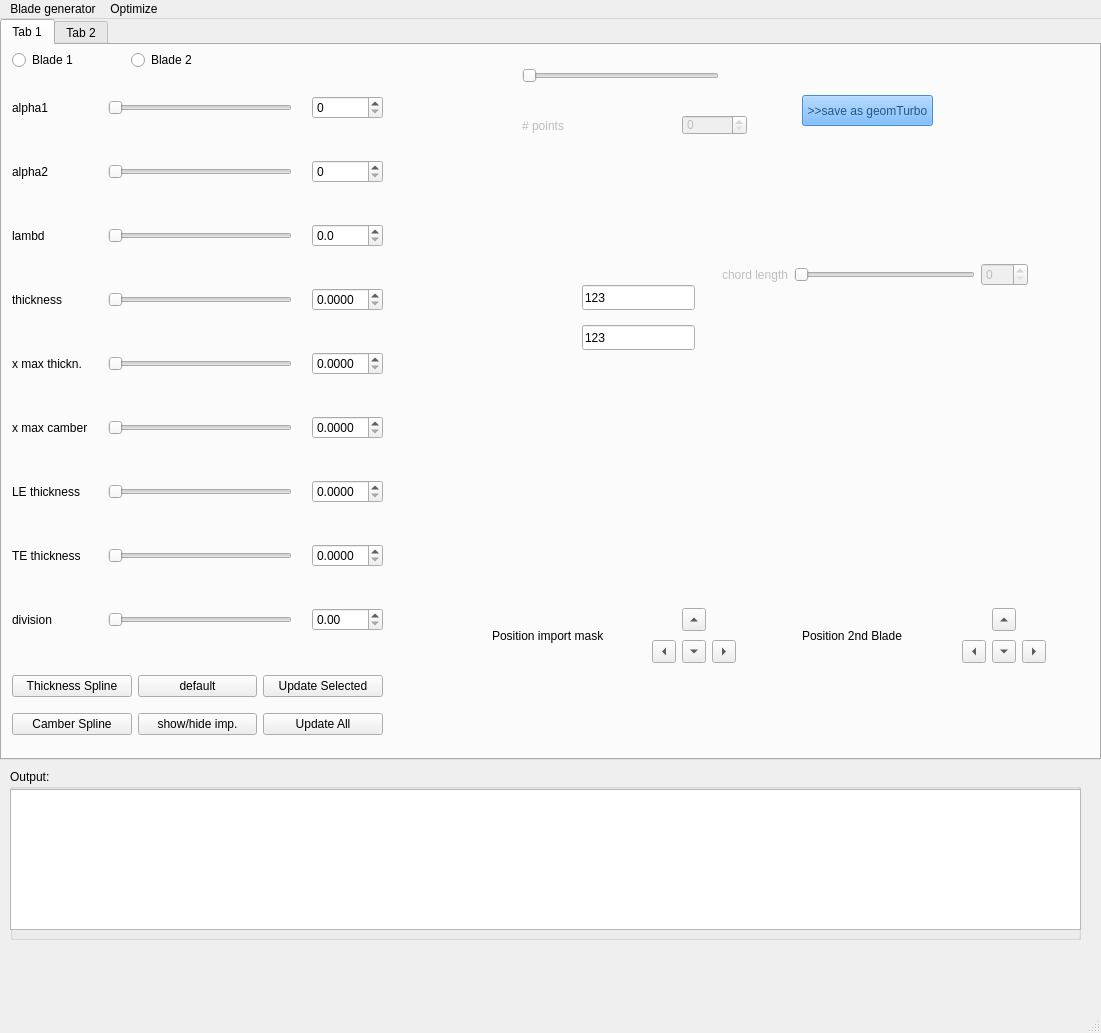
Old version of the form module/UI/qtdesigner/mainwindow.ui in the repository badabush/Blade-Optimization-Tool.
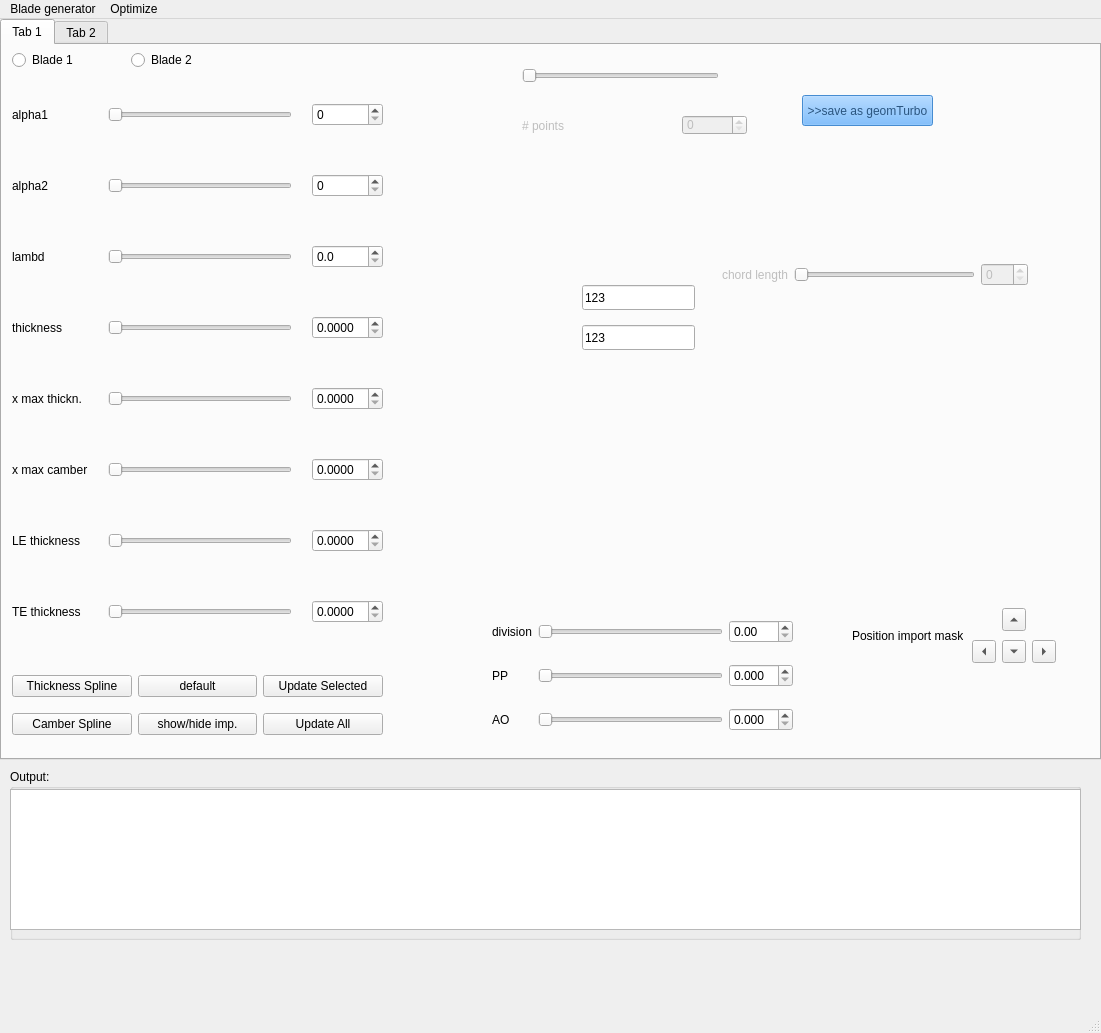
New version of the form. The open tabs and pages were chosen to show the change.

Commit message: ref #24 : adding GUI elements for tandem gap; adding loading blade from txt for tandem blades with gap from bladedesigner; fixing loading config for tandem blades; removing arrow control for second blade since it is obsolete with PP and AO for gap

Diff of the .ui file:
```diff
--- a/module/UI/qtdesigner/mainwindow.ui
+++ b/module/UI/qtdesigner/mainwindow.ui
@@ -288,39 +288,12 @@
          </property>
         </widget>
        </item>
-       <item row="8" column="0">
-        <widget class="QLabel" name="label_12">
-         <property name="text">
-          <string>division</string>
-         </property>
-        </widget>
-       </item>
-       <item row="8" column="1">
-        <widget class="QSlider" name="slider_dist_blades">
-         <property name="orientation">
-          <enum>Qt::Horizontal</enum>
-         </property>
-        </widget>
-       </item>
-       <item row="8" column="2">
-        <widget class="QDoubleSpinBox" name="val_dist_blades">
-         <property name="enabled">
-          <bool>true</bool>
-         </property>
-         <property name="decimals">
-          <number>2</number>
-         </property>
-         <property name="singleStep">
-          <double>0.000000000000000</double>
-         </property>
-        </widget>
-       </item>
       </layout>
      </widget>
      <widget class="QWidget" name="layoutWidget_2">
       <property name="geometry">
        <rect>
-        <x>650</x>
+        <x>970</x>
         <y>560</y>
         <width>86</width>
         <height>61</height>
@@ -372,9 +345,9 @@
      <widget class="QLabel" name="label_pos_in">
       <property name="geometry">
        <rect>
-        <x>490</x>
+        <x>850</x>
         <y>570</y>
-        <width>151</width>
+        <width>111</width>
         <height>41</height>
        </rect>
       </property>
@@ -445,58 +418,6 @@
        </item>
       </layout>
      </widget>
-     <widget class="QWidget" name="layoutWidget">
-      <property name="geometry">
-       <rect>
-        <x>960</x>
-        <y>560</y>
-        <width>86</width>
-        <height>61</height>
-       </rect>
-      </property>
-      <layout class="QGridLayout" name="gridP2">
-       <item row="1" column="2">
-        <widget class="QToolButton" name="btn_b2_right">
-         <property name="text">
-          <string/>
-         </property>
-         <property name="arrowType">
-          <enum>Qt::RightArrow</enum>
-         </property>
-        </widget>
-       </item>
-       <item row="0" column="1">
-        <widget class="QToolButton" name="btn_b2_up">
-         <property name="text">
-          <string/>
-         </property>
-         <property name="arrowType">
-          <enum>Qt::UpArrow</enum>
-         </property>
-        </widget>
-       </item>
-       <item row="1" column="0">
-        <widget class="QToolButton" name="btn_b2_left">
-         <property name="text">
-          <string/>
-         </property>
-         <property name="arrowType">
-          <enum>Qt::LeftArrow</enum>
-         </property>
-        </widget>
-       </item>
-       <item row="1" column="1">
-        <widget class="QToolButton" name="btn_b2_down">
-         <property name="text">
-          <string/>
-         </property>
-         <property name="arrowType">
-          <enum>Qt::DownArrow</enum>
-         </property>
-        </widget>
-       </item>
-      </layout>
-     </widget>
      <widget class="QWidget" name="fig_widget" native="true">
       <property name="geometry">
        <rect>
@@ -1063,18 +984,98 @@
        </property>
       </widget>
      </widget>
-     <widget class="QLabel" name="label_pos_b2">
+     <widget class="QWidget" name="gridLayoutWidget_5">
       <property name="geometry">
        <rect>
-        <x>800</x>
-        <y>570</y>
-        <width>141</width>
-        <height>41</height>
+        <x>490</x>
+        <y>560</y>
+        <width>301</width>
+        <height>141</height>
        </rect>
       </property>
-      <property name="text">
-       <string>Position 2nd Blade</string>
-      </property>
+      <layout class="QGridLayout" name="gridLayout_4">
+       <item row="1" column="2">
+        <widget class="QDoubleSpinBox" name="val_PP">
+         <property name="enabled">
+          <bool>true</bool>
+         </property>
+         <property name="decimals">
+          <number>3</number>
+         </property>
+         <property name="singleStep">
+          <double>0.000000000000000</double>
+         </property>
+        </widget>
+       </item>
+       <item row="1" column="0">
+        <widget class="QLabel" name="label_20">
+         <property name="text">
+          <string>PP</string>
+         </property>
+        </widget>
+       </item>
+       <item row="1" column="1">
+        <widget class="QSlider" name="slider_PP">
+         <property name="orientation">
+          <enum>Qt::Horizontal</enum>
+         </property>
+        </widget>
+       </item>
+       <item row="0" column="2">
+        <widget class="QDoubleSpinBox" name="val_dist_blades">
+         <property name="enabled">
+          <bool>true</bool>
+         </property>
+         <property name="decimals">
+          <number>2</number>
+         </property>
+         <property name="singleStep">
+          <double>0.000000000000000</double>
+         </property>
+        </widget>
+       </item>
+       <item row="0" column="0">
+        <widget class="QLabel" name="label_12">
+         <property name="text">
+          <string>division</string>
+         </property>
+        </widget>
+       </item>
+       <item row="0" column="1">
+        <widget class="QSlider" name="slider_dist_blades">
+         <property name="orientation">
+          <enum>Qt::Horizontal</enum>
+         </property>
+        </widget>
+       </item>
+       <item row="2" column="0">
+        <widget class="QLabel" name="label_21">
+         <property name="text">
+          <string>AO</string>
+         </property>
+        </widget>
+       </item>
+       <item row="2" column="1">
+        <widget class="QSlider" name="slider_AO">
+         <property name="orientation">
+          <enum>Qt::Horizontal</enum>
+         </property>
+        </widget>
+       </item>
+       <item row="2" column="2">
+        <widget class="QDoubleSpinBox" name="val_AO">
+         <property name="enabled">
+          <bool>true</bool>
+         </property>
+         <property name="decimals">
+          <number>3</number>
+         </property>
+         <property name="singleStep">
+          <double>0.000000000000000</double>
+         </property>
+        </widget>
+       </item>
+      </layout>
      </widget>
     </widget>
     <widget class="QWidget" name="tab_optimizer">
```
Left out of the diff: 2 changed lines with no effect on the pictures. The commit also changes 7 other files.
